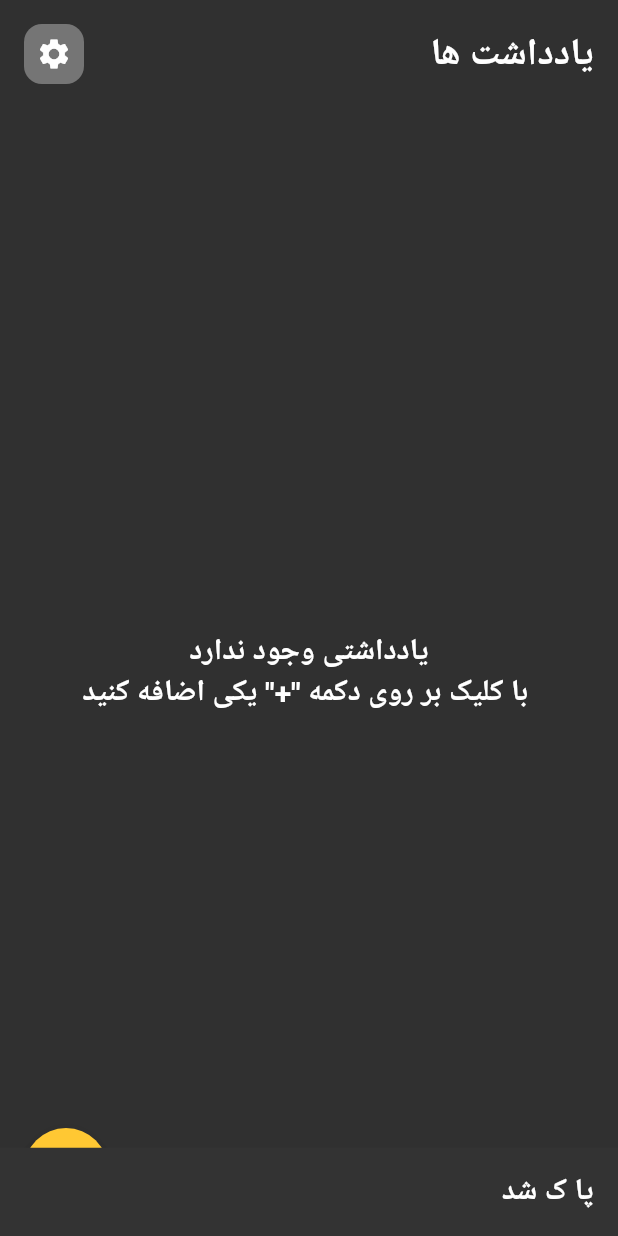
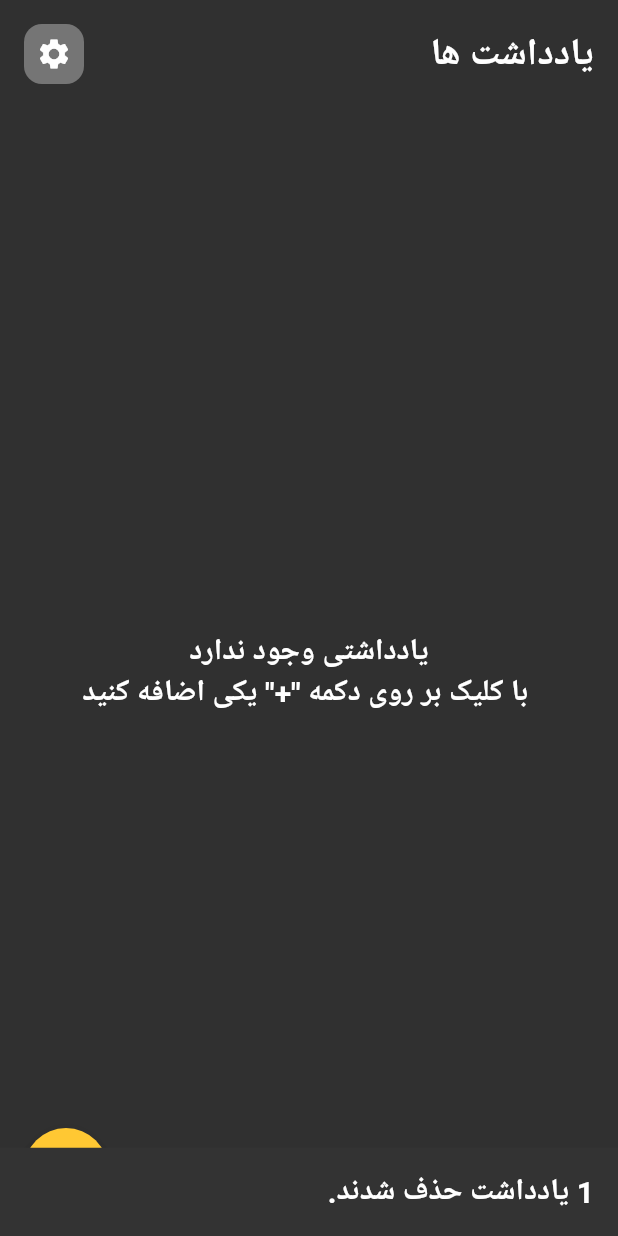
Before and after one commit to HadisaeediHirman/flutter-note, a Flutter app: the NoteDetailScreen screen opened directly with empty values, after a tap on the "delete" icon, on a phone screen of 412 x 824 dp. Run offline on Flutter 3.47's test engine with Material 2 defaults, Android fonts, the phone set to English and light mode, and no system bars; our stand-ins replace animate_do, auto_size_text, get, hive, hive_flutter, shamsi_date; accounts and stored records are empty.

Commit message:
delete in detail screen & cancel delete button

```diff
--- a/lib/controllers/note_controller.dart
+++ b/lib/controllers/note_controller.dart
@@ -58,4 +58,8 @@ class NoteController extends GetxController {
       rethrow;
     }
   }
+
+  cancelDeleteNotes() {
+    selectedIds.clear();
+  }
 }
--- a/lib/localization/localization.dart
+++ b/lib/localization/localization.dart
@@ -30,7 +30,7 @@ class Localization extends Translations {
           'settings': "تنظیمات",
           'change_language': "تغییر زبان",
           'change_theme': 'تغییر نمایه',
-          "delete_msg": "یادداشت حذف شذند."
+          "delete_msg": "یادداشت حذف شدند."
         },
       };
 }
--- a/lib/views/note_detail_screen.dart
+++ b/lib/views/note_detail_screen.dart
@@ -27,7 +27,7 @@ class NoteDetailScreen extends StatelessWidget {
             onPressed: () {
               controller.delete(note.id!);
               context.showMessage(
-                "پا ک شد",
+                "1 ${"delete_msg".tr}",
               );
               Navigator.pop(context);
             },
```
Also changed, not shown: lib/views/note_screen.dart (+12 -1 lines).
